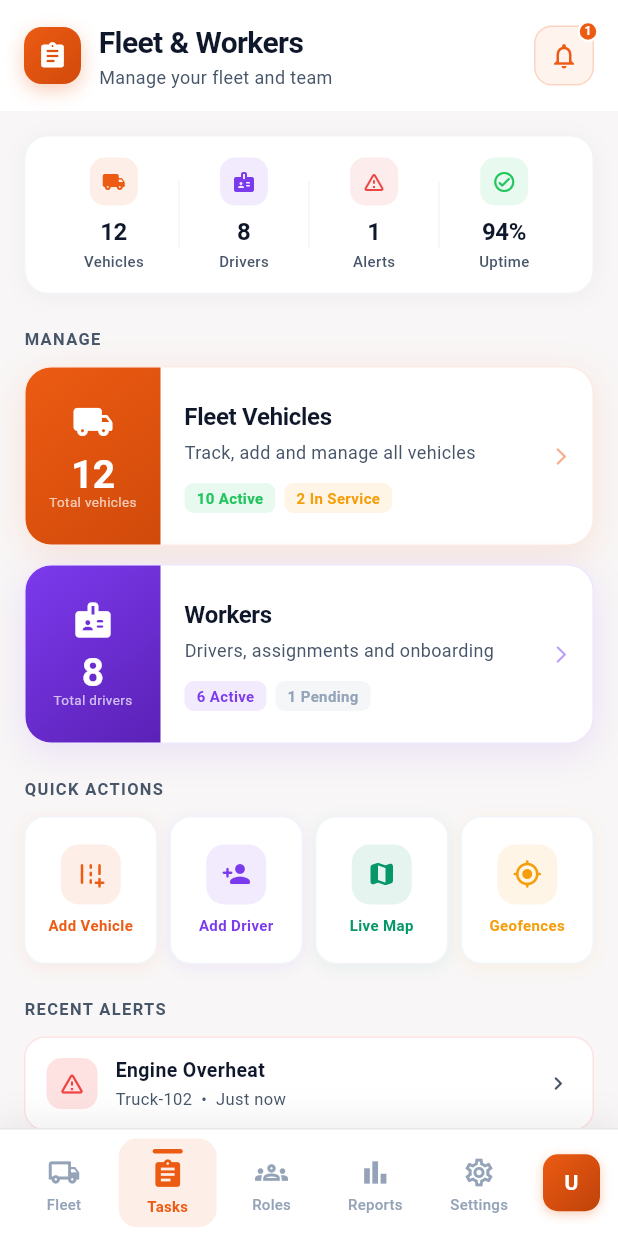
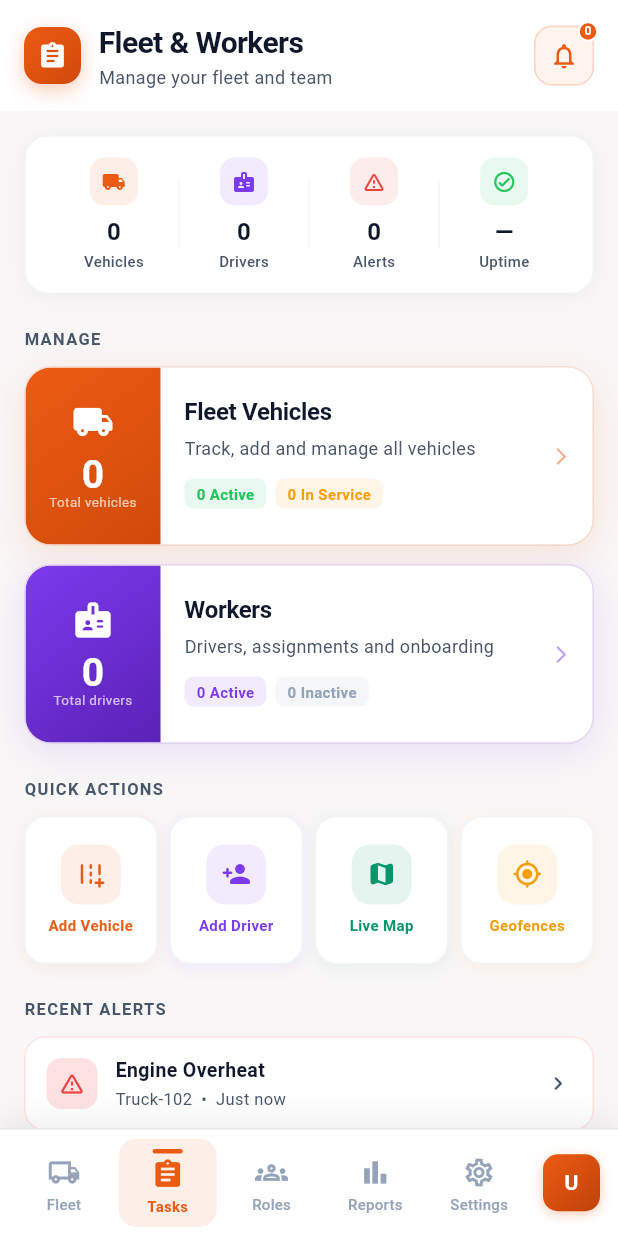
Before and after one commit to RollingRadius/RR4, a Flutter app: the FleetHubScreen screen opened by its route, on a phone screen of 412 x 824 dp. Run offline on Flutter 3.47's test engine with Material 3 defaults, Android fonts, the phone set to English and light mode, and no system bars; our stand-ins replace dio, fl_chart, flutter_colorpicker, flutter_map, flutter_riverpod, flutter_secure_storage and 7 more; missing offline and left inert: flutter_background_service, flutter_background_service_android; accounts and stored records are empty; network calls fail.

```diff
--- a/frontend/lib/presentation/screens/fleet/fleet_hub_screen.dart
+++ b/frontend/lib/presentation/screens/fleet/fleet_hub_screen.dart
@@ -1,15 +1,18 @@
 import 'package:flutter/material.dart';
+import 'package:flutter_riverpod/flutter_riverpod.dart';
 import 'package:go_router/go_router.dart';
 import 'package:fleet_management/core/theme/app_theme.dart';
+import 'package:fleet_management/providers/vehicle_provider.dart';
+import 'package:fleet_management/providers/driver_provider.dart';
 
-class FleetHubScreen extends StatefulWidget {
+class FleetHubScreen extends ConsumerStatefulWidget {
   const FleetHubScreen({super.key});
 
   @override
-  State<FleetHubScreen> createState() => _FleetHubScreenState();
+  ConsumerState<FleetHubScreen> createState() => _FleetHubScreenState();
 }
 
-class _FleetHubScreenState extends State<FleetHubScreen>
+class _FleetHubScreenState extends ConsumerState<FleetHubScreen>
     with SingleTickerProviderStateMixin {
   // ─── Animation setup ───────────────────────────────────────────────────────
   late final AnimationController _ctrl;
@@ -77,6 +80,11 @@ class _FleetHubScreenState extends State<FleetHubScreen>
     _slideAlerts = _slide(0.50, 0.85);
 
     _ctrl.forward();
+
+    Future.microtask(() {
+      ref.read(vehicleProvider.notifier).loadVehicles();
+      ref.read(driverProvider.notifier).loadDrivers();
+    });
   }
 
   @override
@@ -89,9 +97,31 @@ class _FleetHubScreenState extends State<FleetHubScreen>
 
   @override
   Widget build(BuildContext context) {
+    final vehicles = ref.watch(vehicleProvider).vehicles;
+    final driverState = ref.watch(driverProvider);
+
+    final totalVehicles = vehicles.length;
+    final activeVehicles = vehicles.where((v) =>
+        (v['status'] as String).toLowerCase() == 'active').length;
+    final serviceVehicles = vehicles.where((v) =>
+        (v['status'] as String).toLowerCase() == 'maintenance').length;
+    final alertCount = vehicles.where((v) {
+      final s = (v['status'] as String).toLowerCase();
+      return s == 'maintenance' || s == 'inactive';
+    }).length;
+
+    final totalDrivers = driverState.drivers.length;
+    final activeDrivers = driverState.drivers
+        .where((d) => d.isActive).length;
+    final pendingDrivers = totalDrivers - activeDrivers;
+    final uptime = totalVehicles > 0
+        ? '${(activeVehicles / totalVehicles * 100).round()}%'
+        : '—';
+
     return Column(
       children: [
-        _AnimItem(fade: _fadeHeader, slide: _slideHeader, child: _buildHeader()),
+        _AnimItem(fade: _fadeHeader, slide: _slideHeader,
+            child: _buildHeader(alertCount)),
         Expanded(
           child: SingleChildScrollView(
             padding: const EdgeInsets.fromLTRB(16, 16, 16, 32),
@@ -101,13 +131,14 @@ class _FleetHubScreenState extends State<FleetHubScreen>
                 _AnimItem(
                   fade: _fadeBanner,
                   slide: _slideBanner,
-                  child: _buildSummaryBanner(),
+                  child: _buildSummaryBanner(
+                    totalVehicles, totalDrivers, alertCount, uptime),
                 ),
                 const SizedBox(height: 22),
                 _AnimItem(
                   fade: _fadeCard1,
                   slide: _slideCard1,
-                  child: _SectionLabel(label: 'MANAGE'),
+                  child: const _SectionLabel(label: 'MANAGE'),
                 ),
                 const SizedBox(height: 10),
                 _AnimItem(
@@ -123,11 +154,13 @@ class _FleetHubScreenState extends State<FleetHubScreen>
                     ),
                     title: 'Fleet Vehicles',
                     description: 'Track, add and manage all vehicles',
-                    count: '12',
+                    count: '$totalVehicles',
                     countLabel: 'Total vehicles',
-                    chips: const [
-                      _Chip(label: '10 Active', color: Color(0xFF22C55E)),
-                      _Chip(label: '2 In Service', color: Color(0xFFF59E0B)),
+                    chips: [
+                      _Chip(label: '$activeVehicles Active',
+                          color: const Color(0xFF22C55E)),
+                      _Chip(label: '$serviceVehicles In Service',
+                          color: const Color(0xFFF59E0B)),
                     ],
                     onTap: () => context.push('/vehicles'),
                   ),
@@ -146,11 +179,13 @@ class _FleetHubScreenState extends State<FleetHubScreen>
                     ),
                     title: 'Workers',
                     description: 'Drivers, assignments and onboarding',
-                    count: '8',
+                    count: '$totalDrivers',
                     countLabel: 'Total drivers',
-                    chips: const [
-                      _Chip(label: '6 Active', color: Color(0xFF7C3AED)),
-                      _Chip(label: '1 Pending', color: Color(0xFF94A3B8)),
+                    chips: [
+                      _Chip(label: '$activeDrivers Active',
+                          color: const Color(0xFF7C3AED)),
+                      _Chip(label: '$pendingDrivers Inactive',
+                          color: const Color(0xFF94A3B8)),
                     ],
                     onTap: () => context.push('/drivers'),
                   ),
@@ -191,7 +226,7 @@ class _FleetHubScreenState extends State<FleetHubScreen>
 
   // ─── Header ────────────────────────────────────────────────────────────────
 
-  Widget _buildHeader() {
+  Widget _buildHeader(int alertCount) {
     return Container(
       color: Colors.white,
       padding: const EdgeInsets.fromLTRB(16, 0, 16, 14),
@@ -270,9 +305,9 @@ class _FleetHubScreenState extends State<FleetHubScreen>
                           shape: BoxShape.circle,
                           border: Border.all(color: Colors.white, width: 1.5),
                         ),
-                        child: const Center(
-                          child: Text('1',
-                              style: TextStyle(
+                        child: Center(
+                          child: Text('$alertCount',
+                              style: const TextStyle(
                                   color: Colors.white,
                                   fontSize: 8,
                                   fontWeight: FontWeight.bold)),
@@ -291,7 +326,8 @@ class _FleetHubScreenState extends State<FleetHubScreen>
 
   // ─── Summary banner ────────────────────────────────────────────────────────
 
-  Widget _buildSummaryBanner() {
+  Widget _buildSummaryBanner(
+      int totalVehicles, int totalDrivers, int alertCount, String uptime) {
     return Container(
       padding: const EdgeInsets.symmetric(horizontal: 16, vertical: 14),
       decoration: BoxDecoration(
@@ -310,7 +346,7 @@ class _FleetHubScreenState extends State<FleetHubScreen>
         children: [
           Expanded(
             child: _SummaryTile(
-              value: '12',
+              value: '$totalVehicles',
               label: 'Vehicles',
               icon: Icons.local_shipping_rounded,
               color: AppTheme.primaryBlue,
@@ -319,7 +355,7 @@ class _FleetHubScreenState extends State<FleetHubScreen>
           _VSeparator(),
           Expanded(
             child: _SummaryTile(
-              value: '8',
+              value: '$totalDrivers',
               label: 'Drivers',
               icon: Icons.badge_rounded,
               color: const Color(0xFF7C3AED),
@@ -328,7 +364,7 @@ class _FleetHubScreenState extends State<FleetHubScreen>
           _VSeparator(),
           Expanded(
             child: _SummaryTile(
-              value: '1',
+              value: '$alertCount',
               label: 'Alerts',
               icon: Icons.warning_amber_rounded,
               color: const Color(0xFFEF4444),
@@ -337,7 +373,7 @@ class _FleetHubScreenState extends State<FleetHubScreen>
           _VSeparator(),
           Expanded(
             child: _SummaryTile(
-              value: '94%',
+              value: uptime,
               label: 'Uptime',
               icon: Icons.check_circle_outline_rounded,
               color: const Color(0xFF22C55E),
@@ -651,7 +687,6 @@ class _HubCardState extends State<_HubCard>
         ),
         child: Container(
           decoration: BoxDecoration(
-            color: Colors.white,
             borderRadius: BorderRadius.circular(18),
             border: Border.all(color: widget.color.withOpacity(0.12)),
             boxShadow: [
@@ -662,7 +697,13 @@ class _HubCardState extends State<_HubCard>
               ),
             ],
           ),
-          child: Row(
+          child: ClipRRect(
+            borderRadius: BorderRadius.circular(17),
+            child: ColoredBox(
+            color: Colors.white,
+            child: IntrinsicHeight(
+            child: Row(
+            crossAxisAlignment: CrossAxisAlignment.stretch,
             children: [
               // Left colored accent strip + icon
               Container(
@@ -670,10 +711,6 @@ class _HubCardState extends State<_HubCard>
                 padding: const EdgeInsets.symmetric(vertical: 22),
                 decoration: BoxDecoration(
                   gradient: widget.gradient,
-                  borderRadius: const BorderRadius.only(
-                    topLeft: Radius.circular(17),
-                    bottomLeft: Radius.circular(17),
-                  ),
                 ),
                 child: Column(
                   mainAxisAlignment: MainAxisAlignment.center,
@@ -744,10 +781,13 @@ class _HubCardState extends State<_HubCard>
                     size: 14, color: widget.color.withOpacity(0.5)),
               ),
             ],
-          ),
-        ),
-      ),
-    );
+            ),              // Row
+          ),                // IntrinsicHeight
+          ),                // ColoredBox
+          ),                // ClipRRect
+        ),                  // Container
+      ),                    // AnimatedBuilder
+    );                      // GestureDetector
   }
 }
 
```
Also changed, not shown: frontend/lib/data/services/driver_api.dart (+28 -0 lines), frontend/lib/presentation/screens/drivers/add_driver_screen.dart (+67 -14 lines), frontend/lib/presentation/screens/home/dashboard_screen.dart (+26 -9 lines), 4 other files.
